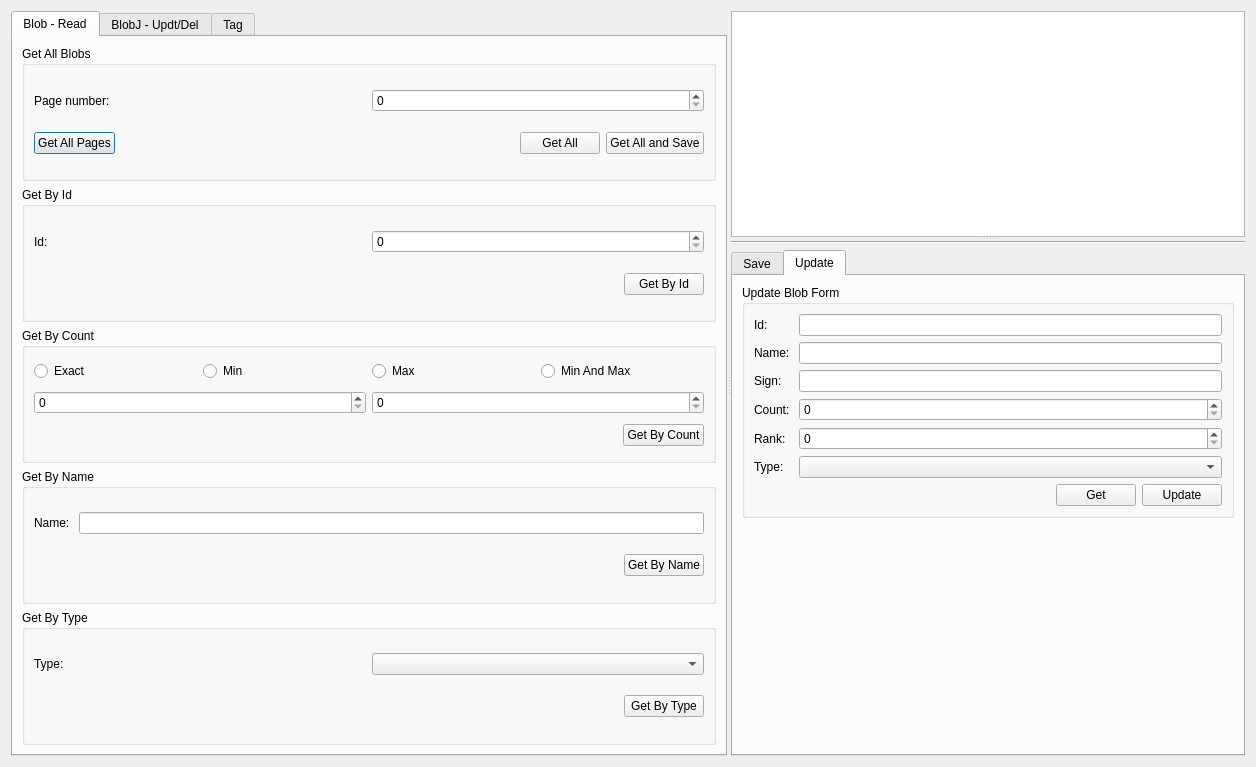
First picture: the form in dialog.ui, repository AyNeumann/DraftQtProject, before the edit.
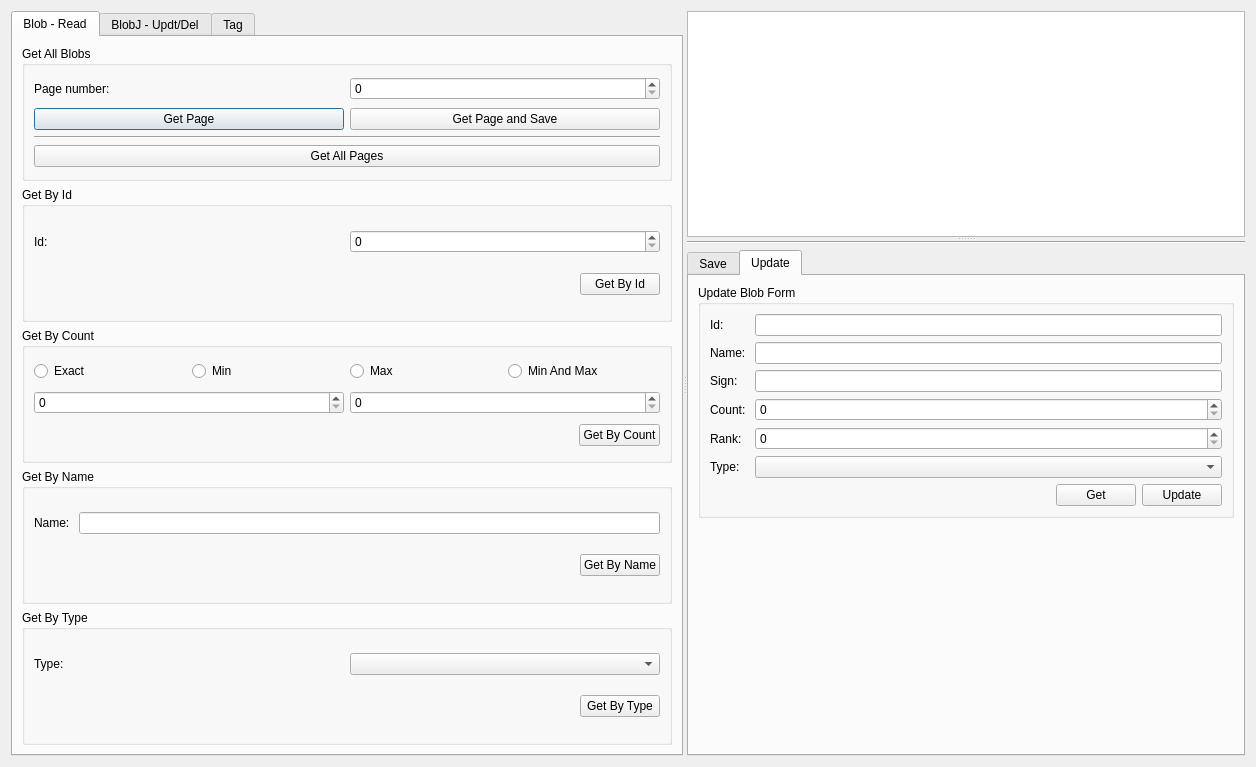
Second picture: the form after the edit.

Commit message: ADD TEMP STORE FOR BLOB SINGLE PAGE REQUEST AND STORE FOR BLOB ALL PAGES REQUEST

Patch:
```diff
--- a/dialog.ui
+++ b/dialog.ui
@@ -45,7 +45,7 @@
           <property name="title">
            <string>Get All Blobs</string>
           </property>
-          <layout class="QVBoxLayout" name="verticalLayout_5">
+          <layout class="QVBoxLayout" name="verticalLayout_18">
            <item>
             <layout class="QHBoxLayout" name="horizontalLayout">
              <item>
@@ -61,38 +61,36 @@
             </layout>
            </item>
            <item>
-            <layout class="QHBoxLayout" name="horizontalLayout_4">
+            <layout class="QVBoxLayout" name="verticalLayout_5">
              <item>
-              <widget class="QPushButton" name="pB_GetAllPages">
-               <property name="text">
-                <string>Get All Pages</string>
-               </property>
-              </widget>
+              <layout class="QHBoxLayout" name="horizontalLayout_4">
+               <item>
+                <widget class="QPushButton" name="pB_GetPage">
+                 <property name="text">
+                  <string>Get Page</string>
+                 </property>
+                </widget>
+               </item>
+               <item>
+                <widget class="QPushButton" name="pB_GetPageAndSave">
+                 <property name="text">
+                  <string>Get Page and Save</string>
+                 </property>
+                </widget>
+               </item>
+              </layout>
              </item>
              <item>
-              <spacer name="horizontalSpacer_5">
+              <widget class="Line" name="line_4">
                <property name="orientation">
                 <enum>Qt::Horizontal</enum>
                </property>
-               <property name="sizeHint" stdset="0">
-                <size>
-                 <width>40</width>
-                 <height>20</height>
-                </size>
-               </property>
-              </spacer>
-             </item>
-             <item>
-              <widget class="QPushButton" name="pB_GetAll">
-               <property name="text">
-                <string>Get All</string>
-               </property>
               </widget>
              </item>
              <item>
-              <widget class="QPushButton" name="pB_GetAllAndSave">
+              <widget class="QPushButton" name="pB_GetAllPages">
                <property name="text">
-                <string>Get All and Save</string>
+                <string>Get All Pages</string>
                </property>
               </widget>
              </item>
```
The commit also changes 4 other files.
